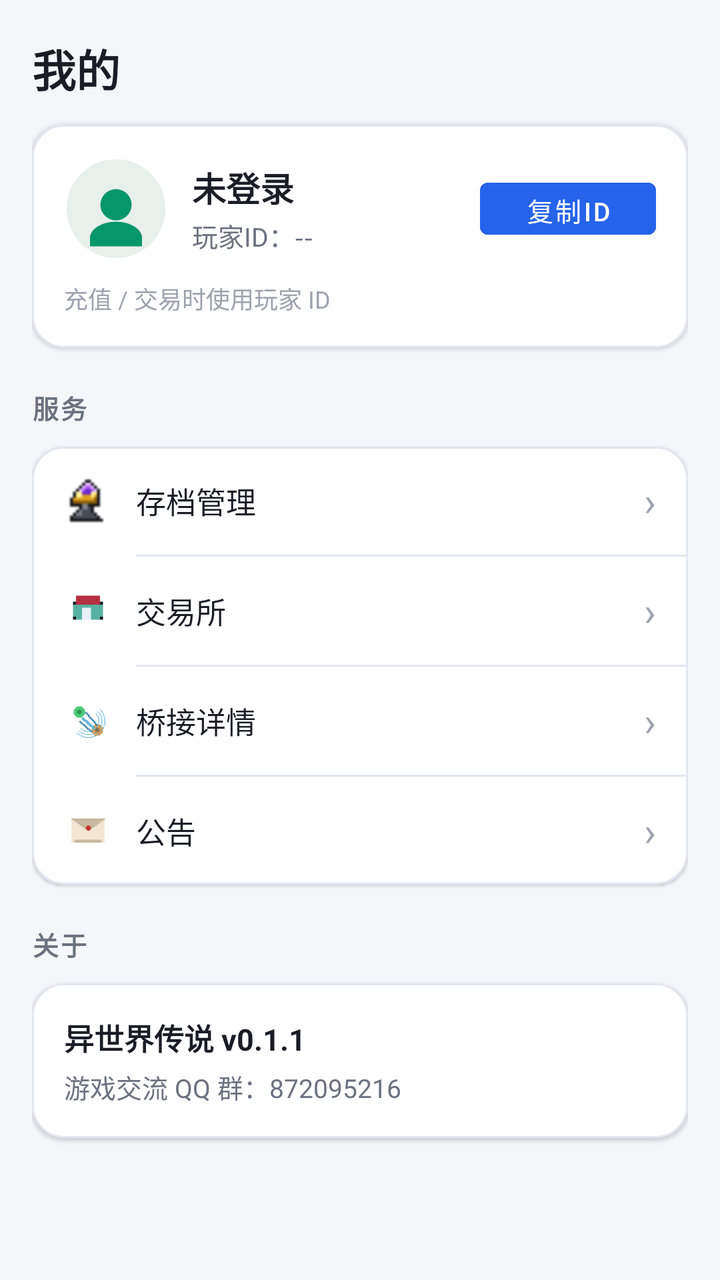
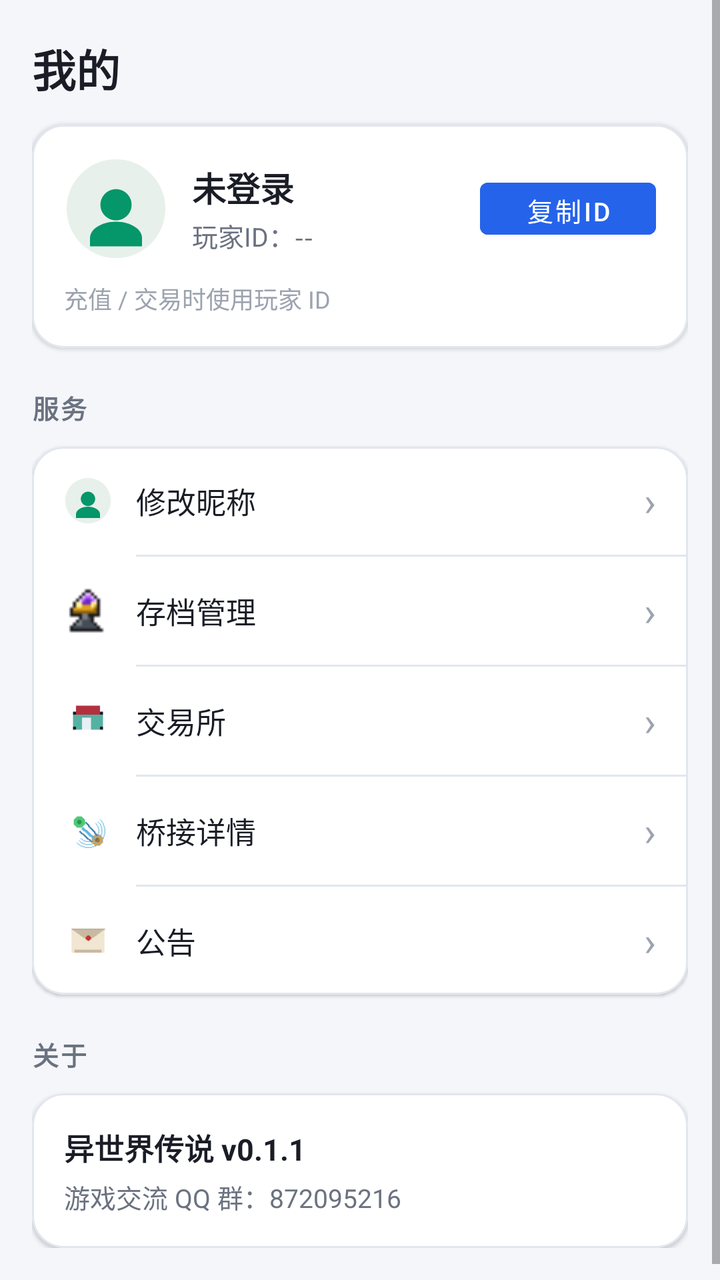

An Android layout rendered at two revisions. The XML below is the earlier revision; the diff shows what the commit changed to produce the second picture.
<!-- AndroidManifest.xml: application theme Theme.Yishijie -->
<!-- res/layout/fragment_profile.xml -->
<?xml version="1.0" encoding="utf-8"?>
<ScrollView xmlns:android="http://schemas.android.com/apk/res/android"
    xmlns:app="http://schemas.android.com/apk/res-auto"
    android:layout_width="match_parent"
    android:layout_height="match_parent"
    android:background="@color/background"
    android:fillViewport="true">

    <LinearLayout
        android:layout_width="match_parent"
        android:layout_height="wrap_content"
        android:orientation="vertical"
        android:paddingStart="16dp"
        android:paddingEnd="16dp"
        android:paddingBottom="24dp">

        <TextView
            android:layout_width="wrap_content"
            android:layout_height="wrap_content"
            android:text="我的"
            android:textSize="22sp"
            android:textColor="@color/text_primary"
            android:textStyle="bold"
            android:paddingTop="18dp"
            android:paddingBottom="12dp" />

        
        <com.google.android.material.card.MaterialCardView
            android:layout_width="match_parent"
            android:layout_height="wrap_content"
            app:cardBackgroundColor="@color/background_card"
            app:cardCornerRadius="16dp"
            app:cardElevation="1dp"
            app:strokeColor="@color/surface_border"
            app:strokeWidth="1dp">

            <LinearLayout
                android:layout_width="match_parent"
                android:layout_height="wrap_content"
                android:orientation="vertical"
                android:padding="16dp">

                <LinearLayout
                    android:layout_width="match_parent"
                    android:layout_height="wrap_content"
                    android:orientation="horizontal"
                    android:gravity="center_vertical">

                    <ImageView
                        android:layout_width="52dp"
                        android:layout_height="52dp"
                        android:src="@drawable/ic_avatar_default"
                        android:contentDescription="头像" />

                    <LinearLayout
                        android:layout_width="0dp"
                        android:layout_height="wrap_content"
                        android:layout_weight="1"
                        android:orientation="vertical"
                        android:layout_marginStart="12dp">

                        <TextView
                            android:id="@+id/tvProfileName"
                            android:layout_width="wrap_content"
                            android:layout_height="wrap_content"
                            android:text="未登录"
                            android:textSize="17sp"
                            android:textColor="@color/text_primary"
                            android:textStyle="bold" />

                        <TextView
                            android:id="@+id/tvProfileId"
                            android:layout_width="wrap_content"
                            android:layout_height="wrap_content"
                            android:text="玩家ID：--"
                            android:textSize="13sp"
                            android:textColor="@color/text_secondary"
                            android:layout_marginTop="2dp" />
                    </LinearLayout>

                    <Button
                        android:id="@+id/btnCopyId"
                        android:layout_width="wrap_content"
                        android:layout_height="38dp"
                        android:text="复制ID"
                        android:textSize="13sp"
                        android:backgroundTint="@color/primary"
                        android:paddingStart="14dp"
                        android:paddingEnd="14dp" />
                </LinearLayout>

                <TextView
                    android:id="@+id/tvProfileTip"
                    android:layout_width="wrap_content"
                    android:layout_height="wrap_content"
                    android:text="充值 / 交易时使用玩家 ID"
                    android:textSize="12sp"
                    android:textColor="@color/text_hint"
                    android:layout_marginTop="10dp" />
            </LinearLayout>
        </com.google.android.material.card.MaterialCardView>

        
        <TextView
            android:layout_width="wrap_content"
            android:layout_height="wrap_content"
            android:text="服务"
            android:textSize="13sp"
            android:textColor="@color/text_secondary"
            android:textStyle="bold"
            android:letterSpacing="0.06"
            android:layout_marginTop="20dp"
            android:layout_marginBottom="10dp" />

        <com.google.android.material.card.MaterialCardView
            android:layout_width="match_parent"
            android:layout_height="wrap_content"
            app:cardBackgroundColor="@color/background_card"
            app:cardCornerRadius="16dp"
            app:cardElevation="1dp"
            app:strokeColor="@color/surface_border"
            app:strokeWidth="1dp">

            <LinearLayout
                android:layout_width="match_parent"
                android:layout_height="wrap_content"
                android:orientation="vertical">

                <LinearLayout
                    android:id="@+id/rowSave"
                    android:layout_width="match_parent"
                    android:layout_height="54dp"
                    android:orientation="horizontal"
                    android:gravity="center_vertical"
                    android:paddingStart="16dp"
                    android:paddingEnd="16dp"
                    android:clickable="true"
                    android:focusable="true">
                    <ImageView android:layout_width="24dp" android:layout_height="24dp" android:src="@drawable/upgrade" android:contentDescription="存档" />
                    <TextView android:layout_width="0dp" android:layout_height="wrap_content" android:layout_weight="1" android:text="存档管理" android:textSize="15sp" android:textColor="@color/text_primary" android:layout_marginStart="12dp" />
                    <TextView android:layout_width="wrap_content" android:layout_height="wrap_content" android:text="›" android:textSize="20sp" android:textColor="@color/text_hint" />
                </LinearLayout>

                <View android:layout_width="match_parent" android:layout_height="1dp" android:background="@color/surface_border" android:layout_marginStart="52dp" />

                <LinearLayout
                    android:id="@+id/rowExchange"
                    android:layout_width="match_parent"
                    android:layout_height="54dp"
                    android:orientation="horizontal"
                    android:gravity="center_vertical"
                    android:paddingStart="16dp"
                    android:paddingEnd="16dp"
                    android:clickable="true"
                    android:focusable="true">
                    <ImageView android:layout_width="24dp" android:layout_height="24dp" android:src="@drawable/shop" android:contentDescription="交易所" />
                    <TextView android:layout_width="0dp" android:layout_height="wrap_content" android:layout_weight="1" android:text="交易所" android:textSize="15sp" android:textColor="@color/text_primary" android:layout_marginStart="12dp" />
                    <TextView android:layout_width="wrap_content" android:layout_height="wrap_content" android:text="›" android:textSize="20sp" android:textColor="@color/text_hint" />
                </LinearLayout>

                <View android:layout_width="match_parent" android:layout_height="1dp" android:background="@color/surface_border" android:layout_marginStart="52dp" />

                <LinearLayout
                    android:id="@+id/rowBridge"
                    android:layout_width="match_parent"
                    android:layout_height="54dp"
                    android:orientation="horizontal"
                    android:gravity="center_vertical"
                    android:paddingStart="16dp"
                    android:paddingEnd="16dp"
                    android:clickable="true"
                    android:focusable="true">
                    <ImageView android:layout_width="24dp" android:layout_height="24dp" android:src="@drawable/connection" android:contentDescription="桥接" />
                    <TextView android:layout_width="0dp" android:layout_height="wrap_content" android:layout_weight="1" android:text="桥接详情" android:textSize="15sp" android:textColor="@color/text_primary" android:layout_marginStart="12dp" />
                    <TextView android:layout_width="wrap_content" android:layout_height="wrap_content" android:text="›" android:textSize="20sp" android:textColor="@color/text_hint" />
                </LinearLayout>

                <View android:layout_width="match_parent" android:layout_height="1dp" android:background="@color/surface_border" android:layout_marginStart="52dp" />

                <LinearLayout
                    android:id="@+id/rowAnnouncement"
                    android:layout_width="match_parent"
                    android:layout_height="54dp"
                    android:orientation="horizontal"
                    android:gravity="center_vertical"
                    android:paddingStart="16dp"
                    android:paddingEnd="16dp"
                    android:clickable="true"
                    android:focusable="true">
                    <ImageView android:layout_width="24dp" android:layout_height="24dp" android:src="@drawable/mail" android:contentDescription="公告" />
                    <TextView android:layout_width="0dp" android:layout_height="wrap_content" android:layout_weight="1" android:text="公告" android:textSize="15sp" android:textColor="@color/text_primary" android:layout_marginStart="12dp" />
                    <TextView android:layout_width="wrap_content" android:layout_height="wrap_content" android:text="›" android:textSize="20sp" android:textColor="@color/text_hint" />
                </LinearLayout>
            </LinearLayout>
        </com.google.android.material.card.MaterialCardView>

        
        <TextView
            android:layout_width="wrap_content"
            android:layout_height="wrap_content"
            android:text="关于"
            android:textSize="13sp"
            android:textColor="@color/text_secondary"
            android:textStyle="bold"
            android:letterSpacing="0.06"
            android:layout_marginTop="20dp"
            android:layout_marginBottom="10dp" />

        <com.google.android.material.card.MaterialCardView
            android:layout_width="match_parent"
            android:layout_height="wrap_content"
            app:cardBackgroundColor="@color/background_card"
            app:cardCornerRadius="16dp"
            app:cardElevation="1dp"
            app:strokeColor="@color/surface_border"
            app:strokeWidth="1dp">

            <LinearLayout
                android:layout_width="match_parent"
                android:layout_height="wrap_content"
                android:orientation="vertical"
                android:padding="16dp">

                <TextView
                    android:layout_width="wrap_content"
                    android:layout_height="wrap_content"
                    android:text="异世界传说 v0.1.1"
                    android:textSize="15sp"
                    android:textColor="@color/text_primary"
                    android:textStyle="bold" />

                <TextView
                    android:layout_width="wrap_content"
                    android:layout_height="wrap_content"
                    android:text="游戏交流 QQ 群：872095216"
                    android:textSize="13sp"
                    android:textColor="@color/text_secondary"
                    android:layout_marginTop="4dp" />
            </LinearLayout>
        </com.google.android.material.card.MaterialCardView>
    </LinearLayout>
</ScrollView>
<!-- resources referenced by this layout -->
<resources>
  <color name="background">#F5F6FA</color>
  <color name="background_card">#FFFFFF</color>
  <color name="primary">#2563EB</color>
  <color name="surface_border">#E2E6EF</color>
  <color name="text_hint">#9CA3AF</color>
  <color name="text_primary">#1A1D26</color>
  <color name="text_secondary">#6B7280</color>
  <!-- drawable connection: png bitmap (drawable, 800 bytes) -->
  <!-- drawable ic_avatar_default (drawable) -->
  <?xml version="1.0" encoding="utf-8"?>
  <vector xmlns:android="http://schemas.android.com/apk/res/android"
      android:width="80dp"
      android:height="80dp"
      android:viewportWidth="80"
      android:viewportHeight="80">
      
      <path
          android:fillColor="#E8F0EB"
          android:pathData="M40,40m-38,0a38,38 0,1 1,76 0a38,38 0,1 1,-76 0" />
      
      <path
          android:fillColor="#059669"
          android:pathData="M40,25c-6.6,0 -12,5.4 -12,12s5.4,12 12,12s12,-5.4 12,-12s-5.4,-12 -12,-12z" />
      
      <path
          android:fillColor="#059669"
          android:pathData="M40,50c-11,0 -20,5.7 -20,12.5v6.5h40v-6.5c0,-6.8 -9,-12.5 -20,-12.5z" />
  </vector>
  <!-- drawable mail: png bitmap (drawable, 400 bytes) -->
  <!-- drawable shop: png bitmap (drawable, 274 bytes) -->
  <!-- drawable upgrade: png bitmap (drawable, 280 bytes) -->
  <style name="Theme.Yishijie" parent="Theme.MaterialComponents.Light.NoActionBar">
          <item name="colorPrimary">@color/primary</item>
          <item name="colorPrimaryDark">@color/primary_dark</item>
          <item name="colorAccent">@color/accent</item>
          <item name="android:windowBackground">@color/background</item>
          <item name="android:statusBarColor">@color/background</item>
          <item name="android:navigationBarColor">@color/background</item>
          <item name="android:windowLightStatusBar">true</item>
          <item name="android:windowLightNavigationBar">true</item>
      </style>
  <color name="primary_dark">#1D4ED8</color>
  <color name="accent">#4F46E5</color>
</resources>

<!-- the commit's change to res/layout/fragment_profile.xml (unified diff, before → after) -->
@@ -127,6 +127,23 @@
                 android:orientation="vertical">
 
                 <LinearLayout
+                    android:id="@+id/rowRename"
+                    android:layout_width="match_parent"
+                    android:layout_height="54dp"
+                    android:orientation="horizontal"
+                    android:gravity="center_vertical"
+                    android:paddingStart="16dp"
+                    android:paddingEnd="16dp"
+                    android:clickable="true"
+                    android:focusable="true">
+                    <ImageView android:layout_width="24dp" android:layout_height="24dp" android:src="@drawable/ic_avatar_default" android:contentDescription="改名" />
+                    <TextView android:layout_width="0dp" android:layout_height="wrap_content" android:layout_weight="1" android:text="修改昵称" android:textSize="15sp" android:textColor="@color/text_primary" android:layout_marginStart="12dp" />
+                    <TextView android:layout_width="wrap_content" android:layout_height="wrap_content" android:text="›" android:textSize="20sp" android:textColor="@color/text_hint" />
+                </LinearLayout>
+
+                <View android:layout_width="match_parent" android:layout_height="1dp" android:background="@color/surface_border" android:layout_marginStart="52dp" />
+
+                <LinearLayout
                     android:id="@+id/rowSave"
                     android:layout_width="match_parent"
                     android:layout_height="54dp"
